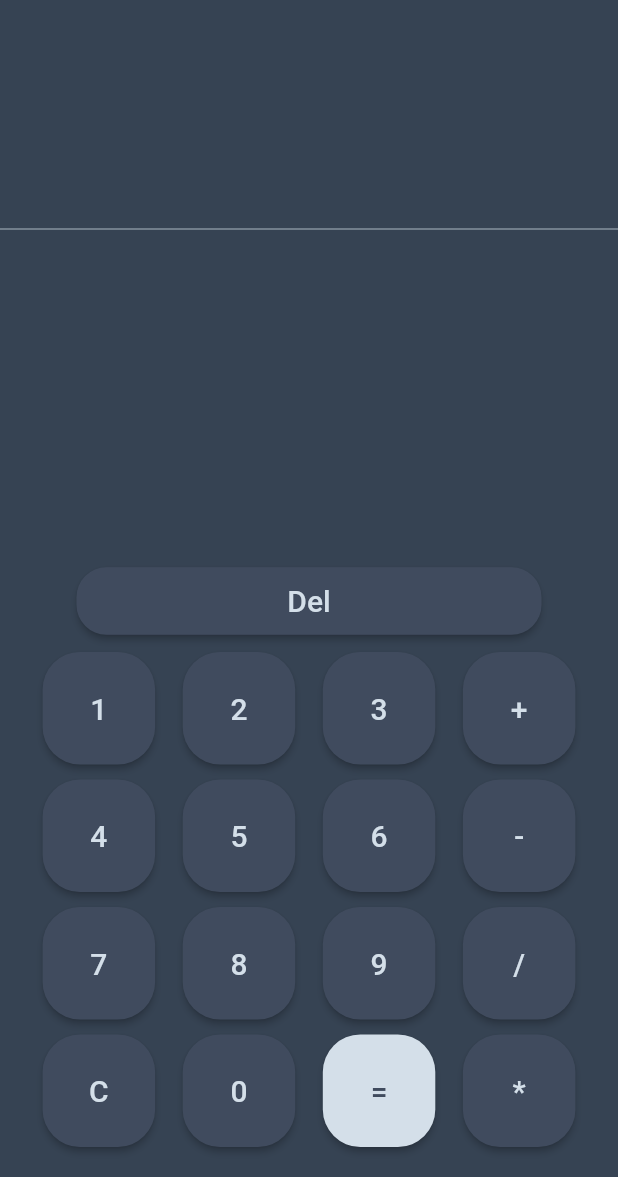
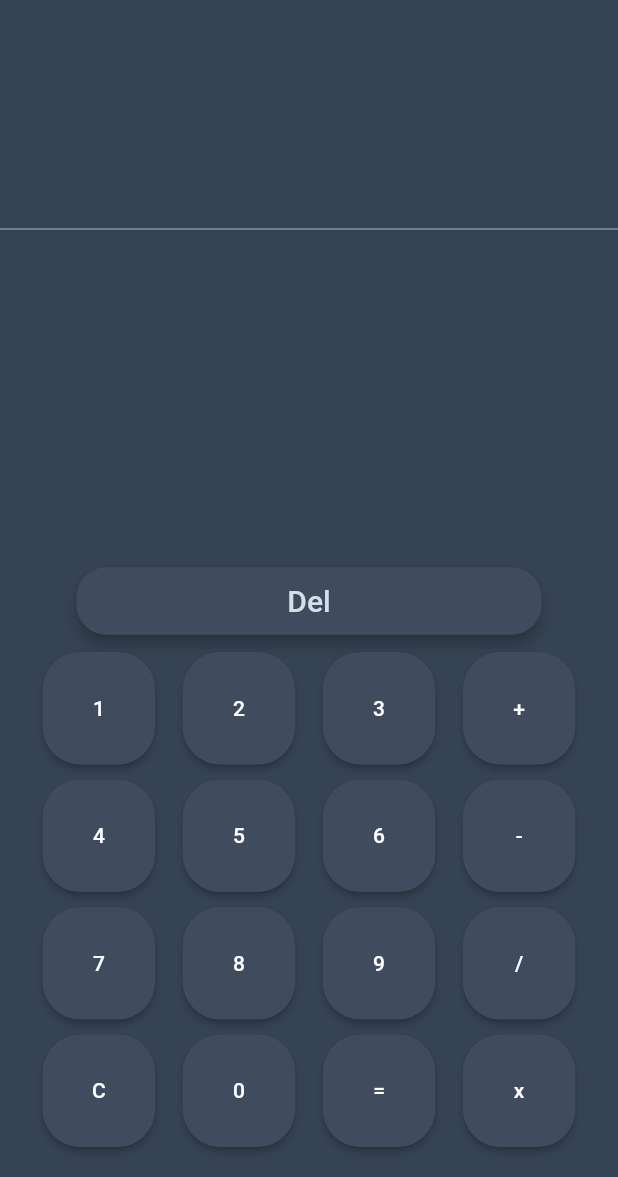
Before and after one commit to sangeeth70/FlutterCalculator, a Flutter app: the screen it shows after launch, on a phone screen of 412 x 824 dp, the part 59-1236 px from its top. Run offline on Flutter 3.47's test engine with Material 2 defaults, Android fonts, the phone set to English and light mode, and no system bars; our stand-ins replace math_expressions.

Commit message:
added separate button class

```diff
--- a/lib/calc.dart
+++ b/lib/calc.dart
@@ -1,3 +1,5 @@
+
+import 'package:f_calculator/calc_btn.dart';
 import 'package:flutter/material.dart';
 import 'package:math_expressions/math_expressions.dart';
 
@@ -24,11 +26,12 @@ class _CalculatorState extends State<Calculator> {
         children: [
           Container(child: Divider(thickness: 0.5,color: Color.fromARGB(255,212,223,233),),margin: EdgeInsets.only(bottom: 175),),
           Text("$a", style: TextStyle(color: Color.fromARGB(255,212,223,233),fontSize: 35,
+          ),maxLines: 16,
           ),
-          ),Container(width: 310,
+          Container(width: 310,
             child: ElevatedButton(onPressed: backSpace, child: Text('Del',style: TextStyle(color: Color.fromARGB(255,212,223,233), fontSize: 20),
             ),
-            style: ElevatedButton.styleFrom(fixedSize: Size(360,45),primary: Color.fromARGB(255,64,75,94),
+            style: ElevatedButton.styleFrom(fixedSize: Size(360,45),primary: Color.fromARGB(255,64,75,94),elevation: 4,
                 shape: RoundedRectangleBorder(borderRadius: BorderRadius.circular(20)))
             ),
           ),
@@ -38,109 +41,109 @@ class _CalculatorState extends State<Calculator> {
               child: Row(mainAxisAlignment: MainAxisAlignment.spaceEvenly,
                 children: [
 
-                     ElevatedButton(
-                      onPressed: () {EnterNumber("1");},style: ElevatedButton.styleFrom(fixedSize: Size(75, 75),
-                         shape: RoundedRectangleBorder(borderRadius: BorderRadius.circular(25)),primary: Color.fromARGB(255,64,75,94)),
-                      child: Text('1', style: TextStyle(color: Color.fromARGB(255,212,223,233),fontSize: 20),),
-                    ),
+                  CBtn(PressedValue: (){
 
-                  ElevatedButton(
-                    onPressed: () {EnterNumber("2");},style: ElevatedButton.styleFrom(fixedSize: Size(75, 75),
-                      shape: RoundedRectangleBorder(borderRadius: BorderRadius.circular(25)),primary: Color.fromARGB(255,64,75,94)),
-                    child: Text('2', style: TextStyle(color: Color.fromARGB(255,212,223,233),fontSize: 20),),
-                  ),
-                  ElevatedButton(
-                    onPressed: () {EnterNumber("3");},style: ElevatedButton.styleFrom(fixedSize: Size(75, 75),
-                      shape: RoundedRectangleBorder(borderRadius: BorderRadius.circular(25)),primary: Color.fromARGB(255,64,75,94)),
-                    child: Text('3', style: TextStyle(color: Color.fromARGB(255,212,223,233),fontSize: 20),),
-                  ),
-                  ElevatedButton(
-                    onPressed: () {EnterNumber("+");},style: ElevatedButton.styleFrom(fixedSize: Size(75, 75),
-                      shape: RoundedRectangleBorder(borderRadius: BorderRadius.circular(25)),primary: Color.fromARGB(255,64,75,94)),
-                    child: Text('+', style: TextStyle(color: Color.fromARGB(255,212,223,233),fontSize: 20),),
-                  ),
+                    EnterNumber("1");
+
+                  },num: '1'),
+
+                  CBtn(PressedValue: (){
+
+                    EnterNumber("2");
+
+                  },num: '2'),
+                  CBtn(PressedValue: (){
+
+                    EnterNumber("3");
+
+                  },num: '3'),
+                  CBtn(PressedValue: (){
+
+                    EnterNumber("+");
+
+                  },num: '+'),
                 ],
               ),
             ),
           ),
           Container(margin: EdgeInsets.only(left:  10,top: 10,right: 10),child: Row(mainAxisAlignment: MainAxisAlignment.spaceEvenly,
             children: [
-              ElevatedButton(
-                onPressed: () {EnterNumber("4");},style: ElevatedButton.styleFrom(fixedSize: Size(75, 75),
-                  shape: RoundedRectangleBorder(borderRadius: BorderRadius.circular(25)),primary: Color.fromARGB(255,64,75,94)),
-                child: Text('4', style: TextStyle(color: Color.fromARGB(255,212,223,233),fontSize: 20),),
-              ),
+              CBtn(PressedValue: (){
 
-              ElevatedButton(
-                onPressed: () {EnterNumber("5");},style: ElevatedButton.styleFrom(fixedSize: Size(75, 75),
-                  shape: RoundedRectangleBorder(borderRadius: BorderRadius.circular(25)),primary: Color.fromARGB(255,64,75,94)),
-                child: Text('5', style: TextStyle(color: Color.fromARGB(255,212,223,233),fontSize: 20),),
-              ),
-              ElevatedButton(
-                onPressed: () {EnterNumber("6");},style: ElevatedButton.styleFrom(fixedSize: Size(75, 75),
-                  shape: RoundedRectangleBorder(borderRadius: BorderRadius.circular(25)),primary: Color.fromARGB(255,64,75,94)),
-                child: Text('6', style: TextStyle(color: Color.fromARGB(255,212,223,233),fontSize: 20),),
-              ),
-              ElevatedButton(
-                onPressed: () {EnterNumber("-");},style: ElevatedButton.styleFrom(fixedSize: Size(75, 75),
-                  shape: RoundedRectangleBorder(borderRadius: BorderRadius.circular(25)),primary: Color.fromARGB(255,64,75,94)),
-                child: Text('-', style: TextStyle(color: Color.fromARGB(255,212,223,233),fontSize: 20),),
-              ),
+                EnterNumber("4");
+
+              },num: '4'),
+
+              CBtn(PressedValue: (){
+
+                EnterNumber("5");
+
+              },num: '5'),
+              CBtn(PressedValue: (){
+
+                EnterNumber("6");
+
+              },num: '6'),
+              CBtn(PressedValue: (){
+
+                EnterNumber("-");
+
+              },num: '-'),
             ],
           ),
           ),
           Container(margin: EdgeInsets.only(left:  10,top: 10,right: 10),child: Row(mainAxisAlignment: MainAxisAlignment.spaceEvenly,
             children: [
-              ElevatedButton(
-                onPressed: () {EnterNumber("7");},style: ElevatedButton.styleFrom(fixedSize: Size(75, 75),
-                  shape: RoundedRectangleBorder(borderRadius: BorderRadius.circular(25)),primary: Color.fromARGB(255,64,75,94)),
-                child: Text('7', style: TextStyle(color: Color.fromARGB(255,212,223,233),fontSize: 20),),
-              ),
+              CBtn(PressedValue: (){
 
-              ElevatedButton(
-                onPressed: () {EnterNumber("8");},style: ElevatedButton.styleFrom(fixedSize: Size(75, 75),
-                  shape: RoundedRectangleBorder(borderRadius: BorderRadius.circular(25)),primary: Color.fromARGB(255,64,75,94)),
-                child: Text('8', style: TextStyle(color: Color.fromARGB(255,212,223,233),fontSize: 20),),
-              ),
-              ElevatedButton(
-                onPressed: () {EnterNumber("9");},style: ElevatedButton.styleFrom(fixedSize: Size(75, 75),
-                  shape: RoundedRectangleBorder(borderRadius: BorderRadius.circular(25)),primary: Color.fromARGB(255,64,75,94)),
-                child: Text('9', style: TextStyle(color: Color.fromARGB(255,212,223,233),fontSize: 20),),
-              ),
-              ElevatedButton(
-                onPressed: () {EnterNumber("/");},style: ElevatedButton.styleFrom(fixedSize: Size(75, 75),
-                  shape: RoundedRectangleBorder(borderRadius: BorderRadius.circular(25)),primary: Color.fromARGB(255,64,75,94)),
-                child: Text('/', style: TextStyle(color: Color.fromARGB(255,212,223,233),fontSize: 20),),
-              ),
+                EnterNumber("7");
+
+              },num: '7',),
+
+              CBtn(PressedValue: (){
+
+                EnterNumber("8");
+
+              },num: '8'),
+              CBtn(PressedValue: (){
+
+                EnterNumber("9");
+
+              },num: '9'),
+              CBtn(PressedValue: (){
+
+                EnterNumber("/");
+
+              },num: '/'),
             ],
           ),
           ),
-          Container(margin: EdgeInsets.only(left:  10,top: 10,right: 10),child: Row(mainAxisAlignment: MainAxisAlignment.spaceEvenly,
+          Container(margin: EdgeInsets.only(left:  10,top: 10,right: 10,bottom: 20),child: Row(mainAxisAlignment: MainAxisAlignment.spaceEvenly,
             children: [
-              ElevatedButton(
-                onPressed: () {Clear();},style: ElevatedButton.styleFrom(fixedSize: Size(75, 75),
-                  shape: RoundedRectangleBorder(borderRadius: BorderRadius.circular(25)),primary: Color.fromARGB(255,64,75,94)),
-                child: Text('C', style: TextStyle(color: Color.fromARGB(255,212,223,233),fontSize: 20),),
-              ),
-              ElevatedButton(
-                onPressed: () {EnterNumber("0");},style: ElevatedButton.styleFrom(fixedSize: Size(75, 75),
-                  shape: RoundedRectangleBorder(borderRadius: BorderRadius.circular(25)),primary: Color.fromARGB(255,64,75,94)),
-                child: Text('0', style: TextStyle(color: Color.fromARGB(255,212,223,233),fontSize: 20),),
-              ),
-              ElevatedButton(
-                onPressed: () {equalTo();},style: ElevatedButton.styleFrom(fixedSize: Size(75, 75),
-                  shape: RoundedRectangleBorder(borderRadius: BorderRadius.circular(25)),primary: Color.fromARGB(255,212,223,233)),
-                child: Text('=', style: TextStyle(color: Color.fromARGB(255,64,75,94),fontSize: 20),),
-              ),
-              ElevatedButton(
-                onPressed: () {EnterNumber("*");},style: ElevatedButton.styleFrom(fixedSize: Size(75, 75),
-                  shape: RoundedRectangleBorder(borderRadius: BorderRadius.circular(25)),primary: Color.fromARGB(255,64,75,94)),
-                child: Text('*', style: TextStyle(color: Color.fromARGB(255,212,223,233),fontSize: 20),),
-              ),
+              CBtn(PressedValue: (){
+
+               Clear();
+
+              },num: 'C'),
+              CBtn(PressedValue: (){
+
+                EnterNumber("0");
+
+              },num: '0'),
+              CBtn(PressedValue: (){
+
+                equalTo();
+
+              },num: '='),
+              CBtn(PressedValue: (){
+
+                EnterNumber("x");
+
+              },num: 'x'),
             ],
           )
-          ),
-          SizedBox(height: 20,)
+          ,),
+
 
         ],
       ),
@@ -172,14 +175,16 @@ Clear(){
     });
 }
 backSpace(){
+    List<String> z=a.split("");
+z.removeLast();
+a=z.join();
     setState(() {
-      List<String> z=a.split("");
-      z.removeLast();
-      a=z.join();
+
     });
 }
 
 }
+
 //argb(255,54,67,83)=bg
 //argb(255,56,67,83)=btn
 //argb(255,212,223,233)=txt
--- /dev/null
+++ b/lib/calc_btn.dart
@@ -0,0 +1,25 @@
+import 'package:flutter/material.dart';
+
+class CBtn extends StatefulWidget {
+  final num;
+  Function() PressedValue;
+   TextStyle? textStyle=TextStyle(fontSize: 17);
+  CBtn({Key? key,required this.num,required this.PressedValue,this.textStyle}) : super(key: key);
+
+  @override
+  _CBtnState createState() => _CBtnState();
+}
+
+class _CBtnState extends State<CBtn> {
+  @override
+  Widget build(BuildContext context) {
+    return ElevatedButton(child: Text(widget.num,style: widget.textStyle,),
+      onPressed: widget.PressedValue,
+      style: ElevatedButton.styleFrom(fixedSize: Size(75, 75),
+      shape: RoundedRectangleBorder(borderRadius: BorderRadius.circular(25)),
+      primary: Color.fromARGB(255,64,75,94)),
+
+    );
+  }
+
+}
```
